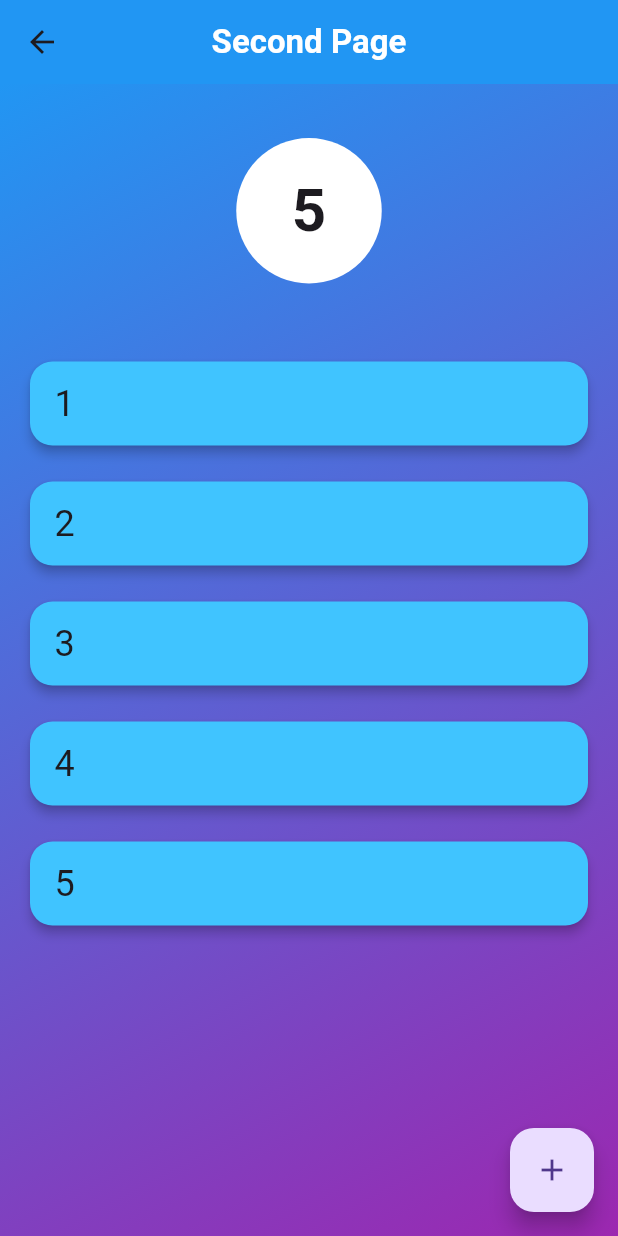
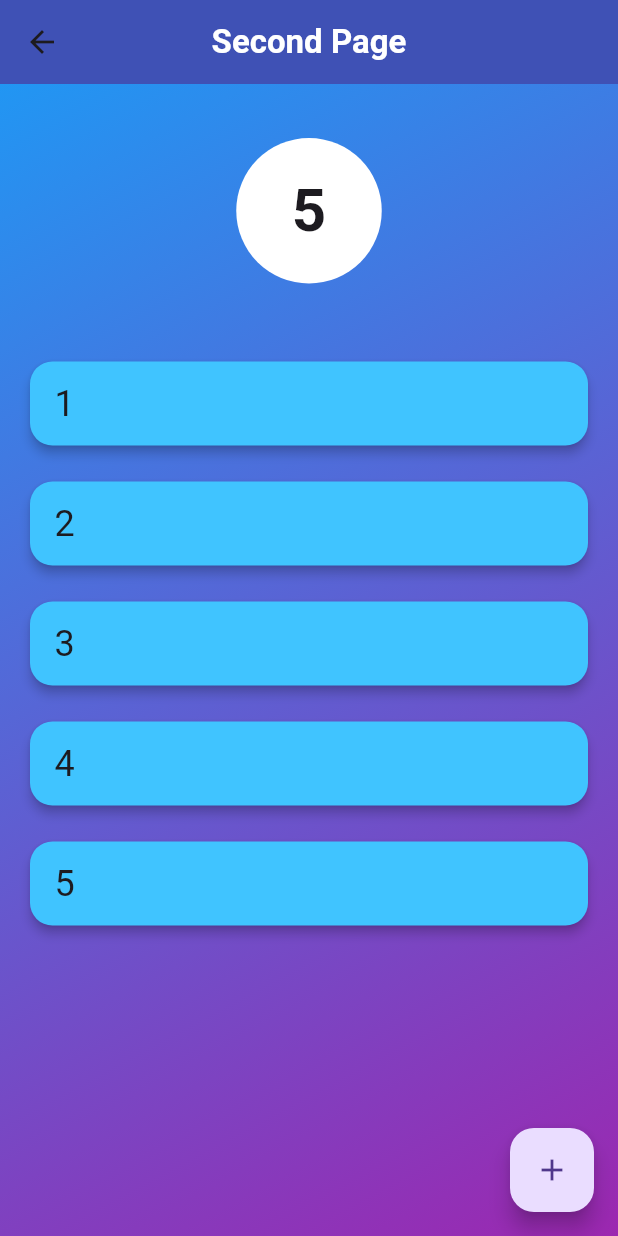
Before and after one commit to sazzad110/coounter_app_using_provier, a Flutter app: the Second screen opened directly, on a phone screen of 412 x 824 dp. Run offline on Flutter 3.47's test engine with Material 3 defaults, Android fonts, the phone set to English and light mode, and no system bars.

Commit message:
color updated

```diff
--- a/lib/second.dart
+++ b/lib/second.dart
@@ -26,7 +26,7 @@ class _SecondState extends State<Second> {
             style: TextStyle(fontWeight: FontWeight.bold, color: Colors.white),
           ),
           centerTitle: true,
-          backgroundColor: Colors.blue,
+          backgroundColor: Colors.indigo,
           elevation: 0,
         ),
         body: Container(
```
